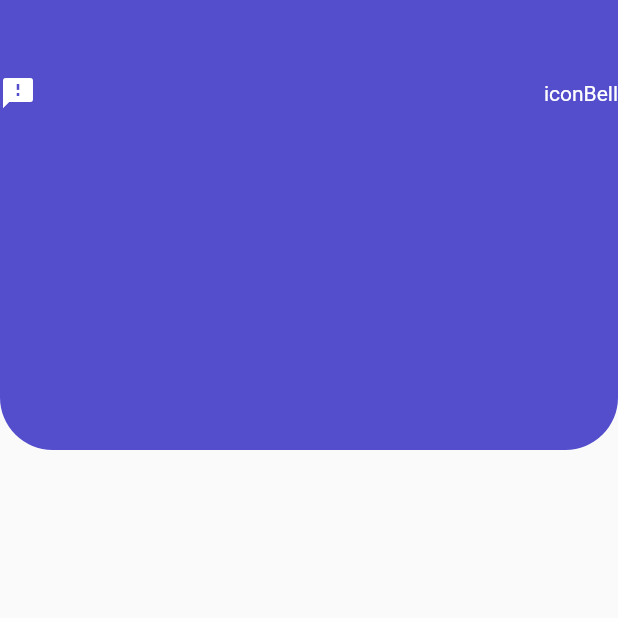
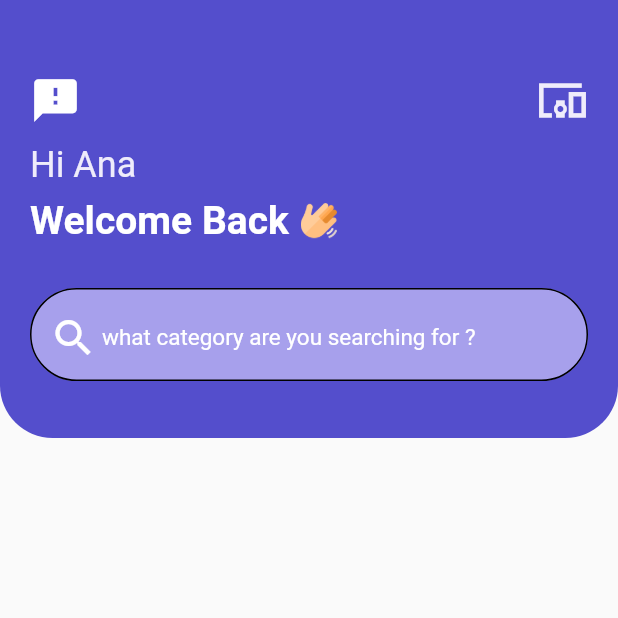
Before and after one commit to FernandoC92/bookmark_app, a Flutter app: the screen it shows after launch, on a phone screen of 412 x 824 dp, the top half of it. Run offline on Flutter 3.47's test engine with Material 2 defaults, Android fonts, the phone set to English and light mode, and no system bars; our stand-ins replace flutter_modular, hexcolor.

Commit message:
input search style

```diff
--- /dev/null
+++ b/lib/app/routers/app.module.dart
@@ -0,0 +1,17 @@
+import 'package:bookmark_app/app/routers/home.module.dart';
+import 'package:flutter/material.dart';
+import 'package:flutter_modular/flutter_modular.dart';
+
+import '../views/widgets/app.widget.dart';
+
+class AppModule extends MainModule {
+  @override
+  List<Bind> get binds => [];
+
+  @override
+  List<ModularRouter> get routers =>
+      [ModularRouter(Modular.initialRoute, module: HomeModule())];
+
+  @override
+  Widget get bootstrap => AppWidget();
+}
--- /dev/null
+++ b/lib/app/routers/home.module.dart
@@ -0,0 +1,11 @@
+import 'package:bookmark_app/app/views/pages/home.page.dart';
+import 'package:flutter_modular/flutter_modular.dart';
+
+class HomeModule extends ChildModule {
+  @override
+  List<Bind> get binds => [];
+
+  @override
+  List<ModularRouter> get routers =>
+      [ModularRouter('/', child: (_, args) => HomePage())];
+}
--- /dev/null
+++ b/lib/app/views/pages/home.page.dart
@@ -0,0 +1,11 @@
+import 'package:bookmark_app/app/views/widgets/appbar.widget.dart';
+import 'package:flutter/material.dart';
+
+class HomePage extends StatelessWidget {
+  @override
+  Widget build(BuildContext context) {
+    return Scaffold(
+      body: AppBarCustom(),
+    );
+  }
+}
--- /dev/null
+++ b/lib/app/views/widgets/app.widget.dart
@@ -0,0 +1,18 @@
+import 'package:flutter/material.dart';
+import 'package:flutter_modular/flutter_modular.dart';
+
+class AppWidget extends StatelessWidget {
+  @override
+  Widget build(BuildContext context) {
+    return MaterialApp(
+      title: 'Flutter Demo',
+      theme: ThemeData(
+        primarySwatch: Colors.blue,
+        visualDensity: VisualDensity.adaptivePlatformDensity,
+      ),
+      navigatorKey: Modular.navigatorKey,
+      initialRoute: '/',
+      onGenerateRoute: Modular.generateRoute,
+    );
+  }
+}
--- /dev/null
+++ b/lib/app/views/widgets/appbar.widget.dart
@@ -0,0 +1,108 @@
+import 'package:flutter/material.dart';
+import 'package:hexcolor/hexcolor.dart';
+
+class AppBarCustom extends StatelessWidget {
+  static const IconData auto_awesome =
+      IconData(0xe5ca, fontFamily: 'MaterialIcons');
+  static const IconData notifications_none =
+      IconData(0xe8c8, fontFamily: 'MaterialIcons');
+
+  @override
+  Widget build(BuildContext context) {
+    return Container(
+        height: 292,
+        padding: EdgeInsets.symmetric(horizontal: 20),
+        decoration: BoxDecoration(
+          borderRadius: BorderRadius.only(
+              bottomLeft: Radius.circular(35),
+              bottomRight: Radius.circular(35)),
+          color: HexColor('#544ECC'),
+        ),
+        child: Column(
+          children: [
+            Container(
+              height: 50,
+            ),
+            Row(
+              mainAxisAlignment: MainAxisAlignment.spaceBetween,
+              children: [
+                Icon(
+                  auto_awesome,
+                  size: 34,
+                  color: Colors.white,
+                ),
+                Icon(
+                  notifications_none,
+                  size: 34,
+                  color: HexColor('#EFECFB'),
+                )
+              ],
+            ),
+            Container(
+              margin: EdgeInsets.only(top: 12),
+              child: Row(
+                children: [
+                  Column(
+                    crossAxisAlignment: CrossAxisAlignment.start,
+                    children: [
+                      Text(
+                        'Hi Ana',
+                        style:
+                            TextStyle(color: HexColor('#EFECFB'), fontSize: 24),
+                      ),
+                      Container(
+                        margin: EdgeInsets.only(top: 8),
+                        child: Row(
+                          children: [
+                            Text(
+                              'Welcome Back',
+                              style: TextStyle(
+                                  color: Colors.white,
+                                  fontSize: 26,
+                                  fontWeight: FontWeight.w700),
+                            ),
+                            Container(
+                              margin: EdgeInsets.only(left: 8),
+                              child: Image.asset(
+                                'lib/app/assets/icons/hello.png',
+                                width: 24,
+                                height: 24,
+                              ),
+                            )
+                          ],
+                        ),
+                      ),
+                    ],
+                  ),
+                ],
+              ),
+            ),
+            Container(
+                margin: EdgeInsets.only(top: 30),
+                child: TextFormField(
+                  style: TextStyle(color: Colors.white, fontSize: 19),
+                  decoration: InputDecoration(
+                      hintText: 'what category are you searching for ?',
+                      hintStyle: TextStyle(color: Colors.white, fontSize: 15),
+                      border: InputBorder.none,
+                      fillColor: HexColor('#a7a0ec'),
+                      filled: true,
+                      prefixIcon: Container(
+                        margin: EdgeInsets.only(left: 10, top: 5),
+                        child: new Icon(
+                          Icons.search,
+                          size: 32,
+                          color: Colors.white,
+                        ),
+                      ),
+                      enabledBorder: OutlineInputBorder(
+                        borderRadius: BorderRadius.all(Radius.circular(35.0)),
+                      ),
+                      focusedBorder: OutlineInputBorder(
+                        borderRadius: BorderRadius.all(Radius.circular(35.0)),
+                      )),
+                ))
+          ],
+        ));
+  }
+}
--- a/lib/main.dart
+++ b/lib/main.dart
@@ -1,60 +1,12 @@
+import 'package:bookmark_app/app/routers/app.module.dart';
 import 'package:flutter/material.dart';
-import 'package:hexcolor/hexcolor.dart';
+import 'package:flutter_modular/flutter_modular.dart';
 
 void main() {
-  runApp(MyApp());
+  runApp(ModularApp(
+    module: AppModule(),
+  ));
 }
 
-class MyApp extends StatelessWidget {
-  @override
-  Widget build(BuildContext context) {
-    return MaterialApp(
-      title: 'Flutter Demo',
-      theme: ThemeData(
-        primarySwatch: Colors.blue,
-        visualDensity: VisualDensity.adaptivePlatformDensity,
-      ),
-      home: MyHomePage(),
-    );
-  }
-}
-
-class MyHomePage extends StatelessWidget {
-  static const IconData blur_on = IconData(0xe5f4, fontFamily: 'MaterialIcons');
-  static const IconData auto_awesome =
-      IconData(0xe5ca, fontFamily: 'MaterialIcons');
-  @override
-  Widget build(BuildContext context) {
-    return Scaffold(
-      body: Container(
-        height: 300,
-        decoration: BoxDecoration(
-          borderRadius: BorderRadius.only(
-              bottomLeft: Radius.circular(35),
-              bottomRight: Radius.circular(35)),
-          color: HexColor('#544ECC'),
-        ),
-        child: Column(
-          children: [
-            Container(
-              height: 50,
-            ),
-            Row(
-              mainAxisAlignment: MainAxisAlignment.spaceBetween,
-              children: [
-                Icon(
-                  IconData(0xe5ca, fontFamily: 'MaterialIcons'),
-                  color: Colors.white,
-                ),
-                Text(
-                  'iconBell',
-                  style: TextStyle(color: Colors.white),
-                )
-              ],
-            )
-          ],
-        ),
-      ),
-    );
-  }
-}
+// static const IconData bubble_chart_rounded = IconData(0xf0db, fontFamily: 'MaterialIcons')
+// <div>Icons made by <a href="https://www.flaticon.com/authors/freepik" title="Freepik">Freepik</a> from <a href="https://www.flaticon.com/" title="Flaticon">www.flaticon.com</a></div>
```
Also changed, not shown: pubspec.yaml (+4 -5 lines), lib/app/assets/icons/hello.png (added), lib/app/assets/icons/hello.svg (added), pubspec.lock, 1 other file.
